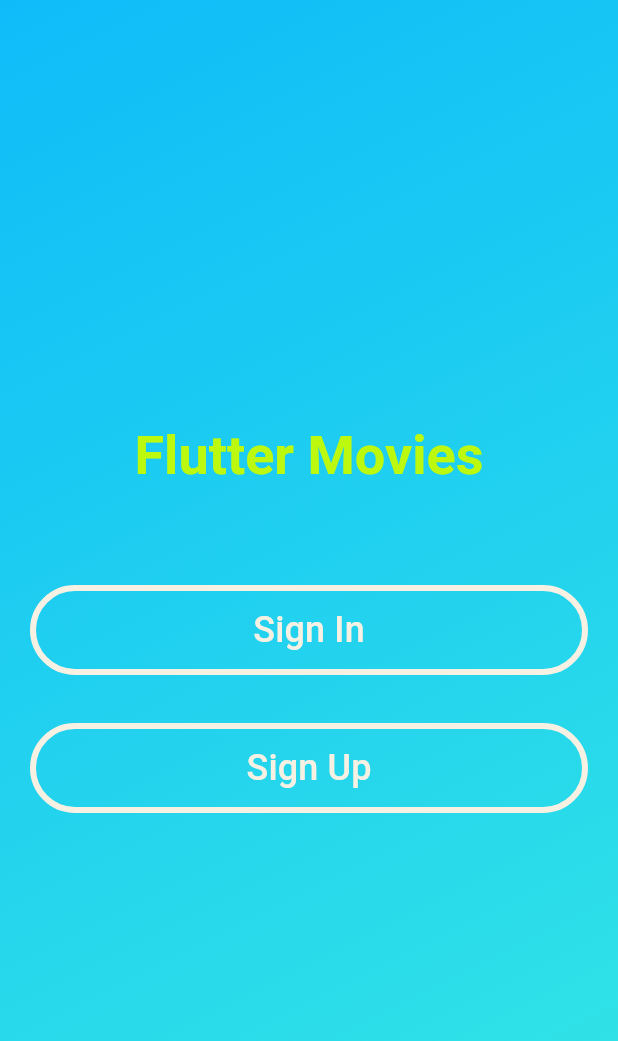
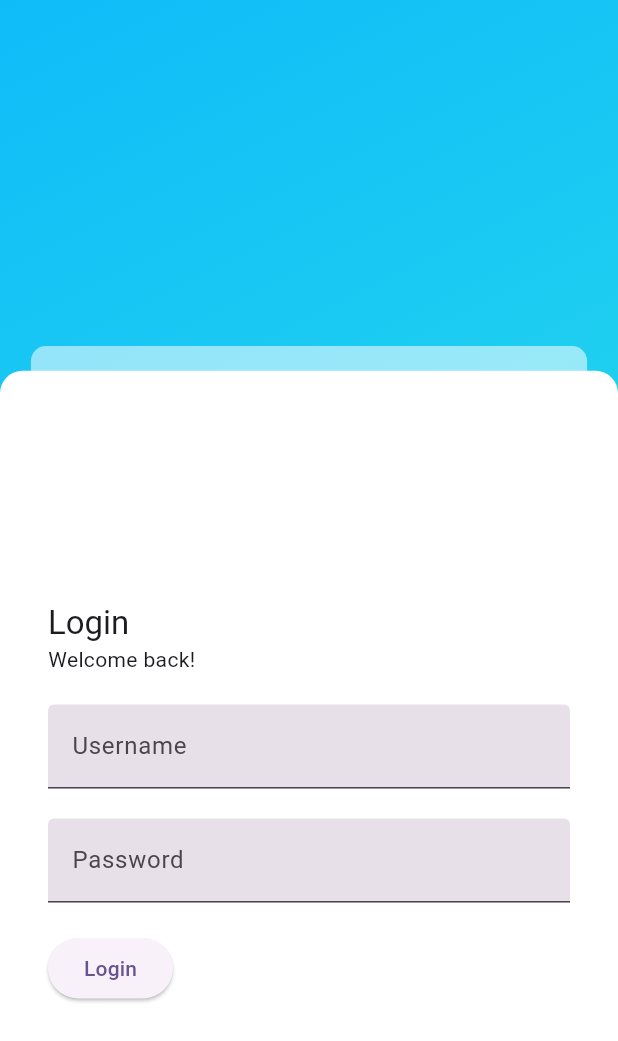
Before and after one commit to alramdhan/flutter_movies, a Flutter app: the screen it shows after launch, after a tap on "Sign In", on a phone screen of 412 x 824 dp. Shown: the top 1041 px of the screen. Run offline on Flutter 3.47's test engine with Material 3 defaults, Android fonts, the phone set to English and light mode, and no system bars; drawn by our look-alikes of flutter_animate; our stand-ins replace get_it, lottie.

Commit message:
update login page

```diff
--- a/lib/page/auth/login_page.dart
+++ b/lib/page/auth/login_page.dart
@@ -11,8 +11,7 @@ class _LoginPageState extends State<LoginPage> {
   @override
   Widget build(BuildContext context) {
     final Size size = MediaQuery.sizeOf(context);
-    return Scaffold(
-      body: Center(
+    return Center(
       child: Form(
         child: Padding(
           padding: const EdgeInsets.all(32),
@@ -23,7 +22,7 @@ class _LoginPageState extends State<LoginPage> {
               Text("Login",
                 style: Theme.of(context).textTheme.titleLarge,
               ),
-                Text("Welcome back!"),
+              const Text("Welcome back!"),
               const SizedBox(height: 20),
               TextFormField(
                 decoration: const InputDecoration(
@@ -45,7 +44,6 @@ class _LoginPageState extends State<LoginPage> {
           ),
         ),
       ),
-      ),
     );
   }
 }
--- a/lib/page/welcome_screen.dart
+++ b/lib/page/welcome_screen.dart
@@ -1,8 +1,7 @@
-import 'dart:io';
-
 import 'package:flutter/material.dart';
 import 'package:flutter/cupertino.dart';
 import 'package:flutter_animate/flutter_animate.dart';
+import 'package:flutter_movies/page/auth/login_page.dart';
 import 'package:flutter_movies/service_locator.dart';
 import 'package:flutter_movies/utils/app_color.dart';
 import 'package:flutter_movies/utils/app_router.dart';
@@ -15,17 +14,52 @@ class WelcomeScreen extends StatefulWidget {
 }
 
 class _WelcomeScreenState extends State<WelcomeScreen> {
+  // bool _bottomSheet = false;
+  final _scaffoldKey = GlobalKey<ScaffoldState>();
+  PersistentBottomSheetController? _bottomSheetController;
   late final AppRouter _router;
 
   @override
   void initState() {
     // TODO: implement initState
-    _router = sl<AppRouter>();
     super.initState();
   }
 
-  void _openBottomForm(Size size) {
-
+  void _openBottomForm({required bool loginForm, required bool show}) {
+    if(show) {
+      _bottomSheetController = _scaffoldKey.currentState?.showBottomSheet(
+        // showDragHandle: true,
+        (context) {
+          final Size size = MediaQuery.sizeOf(context);
+          return Stack(
+            alignment: Alignment.bottomCenter,
+            children: [
+              Container(
+                height: size.height * .72,
+                width: size.width * .90,
+                decoration: const BoxDecoration(
+                  color: Colors.white54,
+                  borderRadius: BorderRadius.vertical(top: Radius.circular(10))
+                ),
+              ),
+              Container(
+                height: size.height * .7,
+                width: size.width,
+                decoration: const BoxDecoration(
+                  color: Colors.white,
+                  borderRadius: BorderRadius.vertical(top: Radius.circular(15))
+                ),
+                child: loginForm ? const LoginPage() : const Text("Bottom"),
+              ),
+            ],
+          );
+        },
+        backgroundColor: Colors.transparent
+      );
+    } else {
+      if(_bottomSheetController != null) _bottomSheetController?.close();
+      _bottomSheetController = null;
+    }
   }
 
   @override
@@ -33,6 +67,7 @@ class _WelcomeScreenState extends State<WelcomeScreen> {
     final Size size = MediaQuery.sizeOf(context);
 
     return Scaffold(
+      key: _scaffoldKey,
       body: Container(
         decoration: const BoxDecoration(
           gradient: LinearGradient(
@@ -41,8 +76,8 @@ class _WelcomeScreenState extends State<WelcomeScreen> {
             colors: [
               AppColor.primary,
               AppColor.teal
-            ]
-          )
+            ],
+          ),
         ),
         child: Center(
           child: Padding(
@@ -65,7 +100,7 @@ class _WelcomeScreenState extends State<WelcomeScreen> {
                     side: const BorderSide(width: 4, color: AppColor.light)
                   ),
                   onPressed: () {
-                    _openBottomForm(size);
+                    _openBottomForm(loginForm: true, show: true);
                   },
                   child: const Text("Sign In",
                     style: TextStyle(
@@ -82,7 +117,9 @@ class _WelcomeScreenState extends State<WelcomeScreen> {
                     minimumSize: const Size.fromHeight(60),
                     side: const BorderSide(width: 4, color: AppColor.light)
                   ),
-                  onPressed: () {},
+                  onPressed: () {
+                    _openBottomForm(loginForm: false, show: true);
+                  },
                   child: const Text("Sign Up",
                     style: TextStyle(
                       fontSize: 24,
```
Lines whose indentation alone changed are shown as unchanged.
